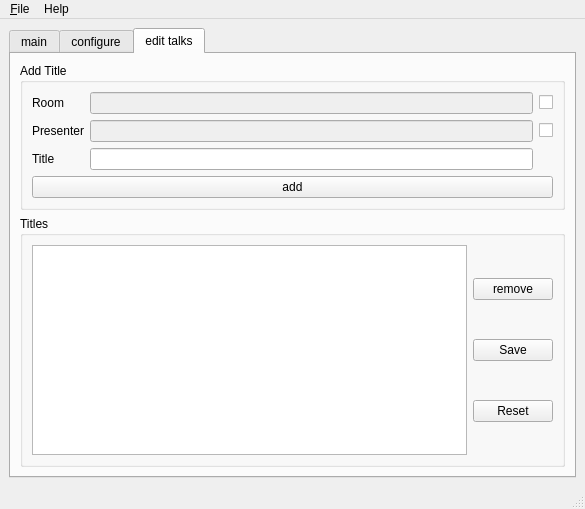
First picture: the form in src/forms/freeseer_ui_qt.ui, repository Freeseer/freeseer, before the edit.
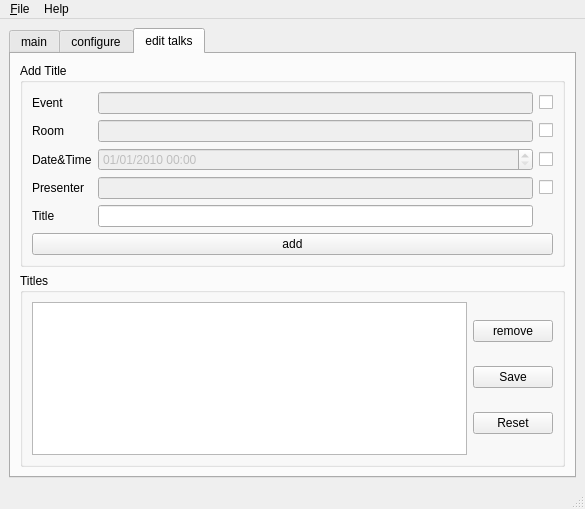
Second picture: the form after the edit. The open tabs and pages were chosen to show the change. Icons and pictures are not drawn.

Commit message: changes reapplied, branch updated

```diff
--- a/src/forms/freeseer_ui_qt.ui
+++ b/src/forms/freeseer_ui_qt.ui
@@ -545,7 +545,7 @@
           <layout class="QVBoxLayout" name="verticalLayout_3">
            <item>
             <layout class="QGridLayout" name="gridLayout_2">
-             <item row="1" column="0">
+             <item row="2" column="0">
               <widget class="QLabel" name="label">
                <property name="text">
                 <string>Room</string>
@@ -555,7 +555,7 @@
                </property>
               </widget>
              </item>
-             <item row="1" column="1">
+             <item row="2" column="1">
               <widget class="QLineEdit" name="roomEdit">
                <property name="enabled">
                 <bool>false</bool>
@@ -565,17 +565,17 @@
                </property>
               </widget>
              </item>
-             <item row="1" column="2">
+             <item row="2" column="2">
               <widget class="QCheckBox" name="checkBox_2">
                <property name="text">
                 <string/>
                </property>
               </widget>
              </item>
-             <item row="3" column="1">
+             <item row="5" column="1">
               <widget class="QLineEdit" name="titleEdit"/>
              </item>
-             <item row="3" column="0">
+             <item row="5" column="0">
               <widget class="QLabel" name="label_3">
                <property name="text">
                 <string>Title</string>
@@ -585,7 +585,7 @@
                </property>
               </widget>
              </item>
-             <item row="2" column="0">
+             <item row="4" column="0">
               <widget class="QLabel" name="label_4">
                <property name="text">
                 <string>Presenter</string>
@@ -595,7 +595,7 @@
                </property>
               </widget>
              </item>
-             <item row="2" column="1">
+             <item row="4" column="1">
               <widget class="QLineEdit" name="presenterEdit">
                <property name="enabled">
                 <bool>false</bool>
@@ -605,13 +605,68 @@
                </property>
               </widget>
              </item>
-             <item row="2" column="2">
+             <item row="4" column="2">
               <widget class="QCheckBox" name="checkBox_3">
                <property name="text">
                 <string/>
                </property>
               </widget>
              </item>
+             <item row="1" column="0">
+              <widget class="QLabel" name="label_7">
+               <property name="text">
+                <string>Event</string>
+               </property>
+              </widget>
+             </item>
+             <item row="1" column="1">
+              <widget class="QLineEdit" name="eventEdit">
+               <property name="enabled">
+                <bool>false</bool>
+               </property>
+              </widget>
+             </item>
+             <item row="1" column="2">
+              <widget class="QCheckBox" name="checkBox">
+               <property name="text">
+                <string/>
+               </property>
+              </widget>
+             </item>
+             <item row="3" column="0">
+              <widget class="QLabel" name="label_8">
+               <property name="text">
+                <string>Date&amp;Time</string>
+               </property>
+              </widget>
+             </item>
+             <item row="3" column="1">
+              <widget class="QDateTimeEdit" name="dateTimeEdit">
+               <property name="enabled">
+                <bool>false</bool>
+               </property>
+               <property name="dateTime">
+                <datetime>
+                 <hour>0</hour>
+                 <minute>0</minute>
+                 <second>0</second>
+                 <year>2010</year>
+                 <month>1</month>
+                 <day>1</day>
+                </datetime>
+               </property>
+               <property name="displayFormat">
+                <string>MM/dd/yyyy hh:mm </string>
+               </property>
+              </widget>
+             </item>
+             <item row="3" column="2">
+              <widget class="QCheckBox" name="checkBox_4">
+               <property name="text">
+                <string/>
+               </property>
+              </widget>
+             </item>
             </layout>
            </item>
            <item>
```
Left out of the diff: 101 changed lines with no effect on the pictures.
